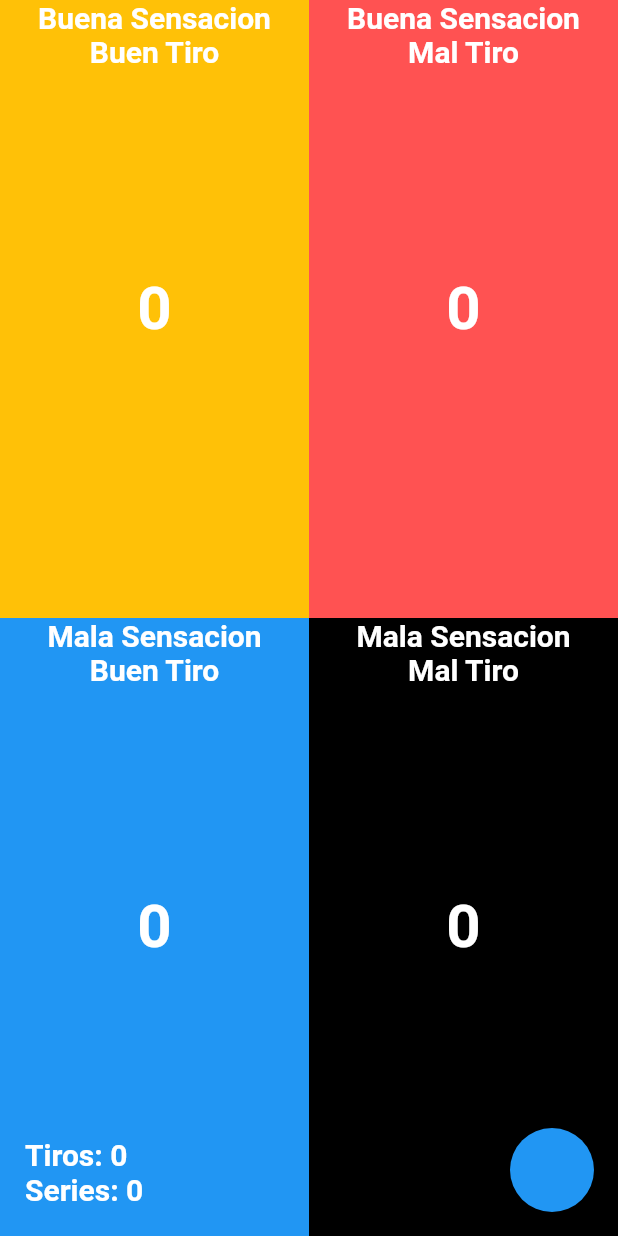
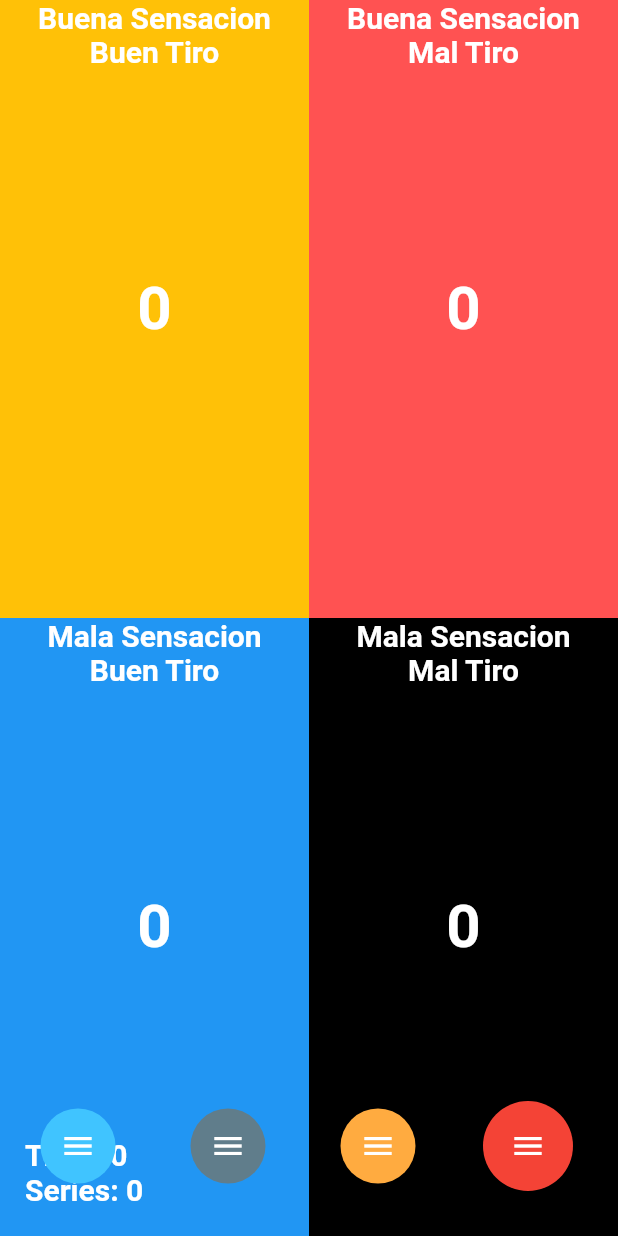
Before and after one commit to tomasatisocco/planilladecalidad, a Flutter app: the screen it shows after launch, on a phone screen of 412 x 824 dp. Run offline on Flutter 3.47's test engine with Material 2 defaults, Android fonts, the phone set to English and light mode, and no system bars.

Commit message:
Implement CircularButton

```diff
--- a/lib/pages/levelTwo.dart
+++ b/lib/pages/levelTwo.dart
@@ -1,6 +1,7 @@
 import 'package:flutter/material.dart';
 import 'package:planilla_de_calidad/classes/trainning.dart';
 import 'package:planilla_de_calidad/widgets/feelButton.dart';
+import 'package:planilla_de_calidad/widgets/circularButton.dart';
 
 class LevelTwoPage extends StatefulWidget {
   LevelTwoPage({Key? key, required this.title}) : super(key: key);
@@ -82,13 +83,54 @@ class _LevelTwoPageState extends State<LevelTwoPage> {
               ),
               textAlign: TextAlign.start
             ),
+            Positioned(
+              right: 30,
+              bottom: 30,
+              child: Stack(
+                alignment: Alignment.center,
+                children: <Widget>[
+                  Transform.translate(
+                    offset: Offset(-300.0, 0.0),
+                    child: CircularButton(
+                      color: Colors.lightBlueAccent,
+                      width: 50,
+                      height: 50,
+                      icon: Icon(Icons.menu, color: Colors.white),
+                      onPress: (){},
+                    ),
+                  ),
+                  Transform.translate(
+                    offset: Offset(-200.0, 0.0),
+                    child: CircularButton(
+                      color: Colors.blueGrey,
+                      width: 50,
+                      height: 50,
+                      icon: Icon(Icons.menu, color: Colors.white),
+                      onPress: (){},
+                    ),
+                  ),
+                  Transform.translate(
+                    offset: Offset(-100.0, 0.0),
+                    child: CircularButton(
+                      color: Colors.orangeAccent,
+                      width: 50,
+                      height: 50,
+                      icon: Icon(Icons.menu, color: Colors.white),
+                      onPress: (){},
+                    ),
+                  ),
+                  CircularButton(
+                    color: Colors.red,
+                    width: 60,
+                    height: 60,
+                    icon: Icon(Icons.menu, color: Colors.white),
+                    onPress: (){},
+                  ),
+                ],
+              ),
+            ),
           ],
         ),
-      ),
-      floatingActionButton: FloatingActionButton(
-        onPressed: () {
-          _trainning.shotSecuence.forEach((element) {print(element);});
-        },
       ),
     );
   }
--- a/lib/widgets/circularButton.dart
+++ b/lib/widgets/circularButton.dart
@@ -1,6 +1,6 @@
 import 'package:flutter/material.dart';
 
-class CricularButton extends StatelessWidget{
+class CircularButton extends StatelessWidget{
 
   final double width;
   final double height;
@@ -8,7 +8,7 @@ class CricularButton extends StatelessWidget{
   final Icon icon;
   final Function onPress;
 
-  CricularButton({required this.color, required this.width, required this.height, required this.icon, required this. onPress});
+  CircularButton({required this.color, required this.width, required this.height, required this.icon, required this. onPress});
 
   @override
   Widget build(BuildContext context){
@@ -16,7 +16,7 @@ class CricularButton extends StatelessWidget{
       decoration: BoxDecoration(color: color, shape: BoxShape.circle),
       width: width,
       height: height,
-      child: IconButton(icon: icon, enableFeedback: true, onPressed: function,),
+      child: IconButton(icon: icon, enableFeedback: true, onPressed: function),
     );
   }
 
```
